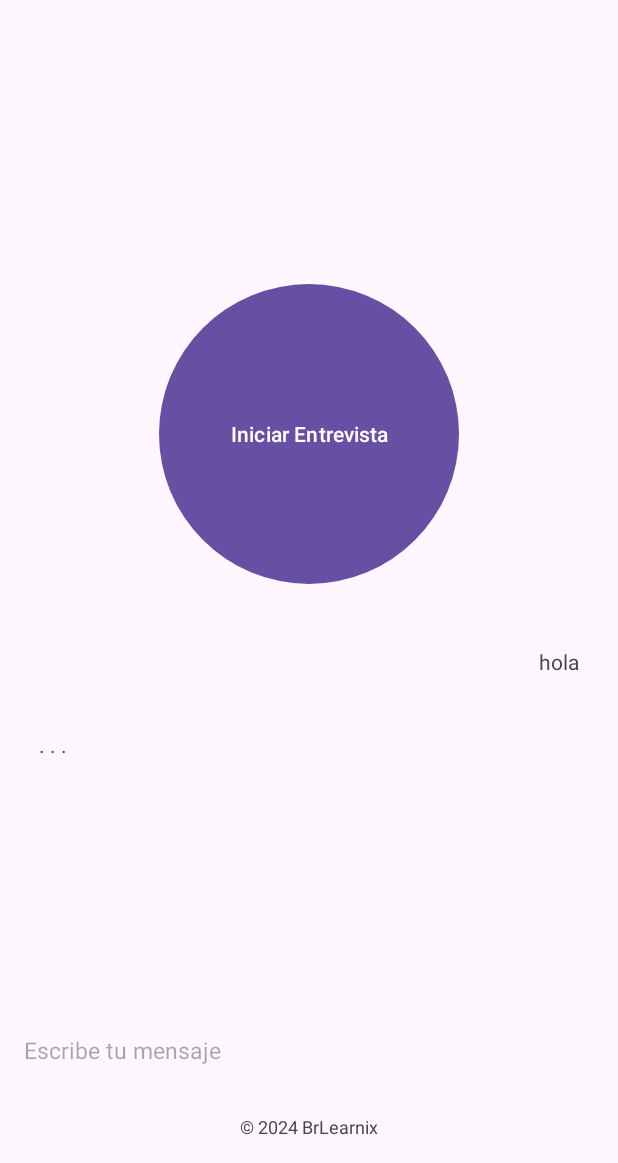
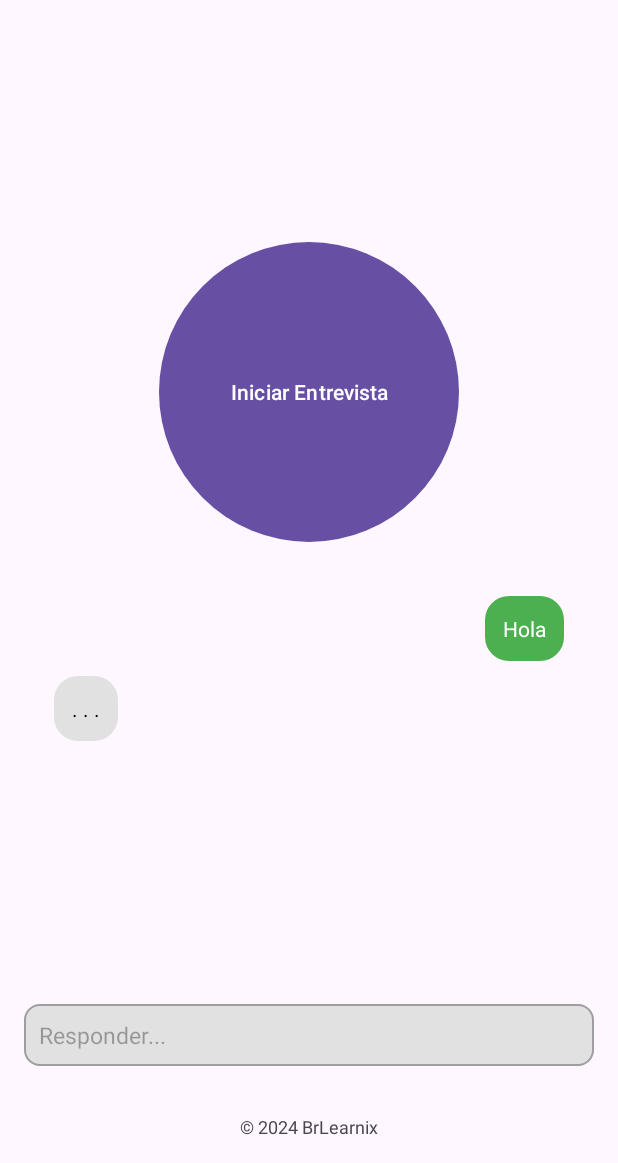
Before and after one commit to BrLearnix/Synthia, an Android app: the SynthiaActivity2 screen opened directly, with no data from a screen before it, on a phone screen of 412 x 824 dp, the part 73-1236 px from its top. Run offline under Robolectric (Android 15) with nearby library versions, the phone set to English and light mode, and no system bars.

Commit message:
mejeora del interface de Synthia

```diff
--- a/app/src/main/java/com/example/synthia/SynthiaActivity2.kt
+++ b/app/src/main/java/com/example/synthia/SynthiaActivity2.kt
@@ -31,6 +31,7 @@ class SynthiaActivity2 : AppCompatActivity(), TextToSpeech.OnInitListener {
         .build()
     private lateinit var sendButton: Button
     private lateinit var messageInput: EditText
+    private lateinit var requestText: TextView
     private lateinit var responseText: TextView
     private lateinit var voiceButton: Button
     private lateinit var textToSpeech: TextToSpeech
@@ -38,6 +39,7 @@ class SynthiaActivity2 : AppCompatActivity(), TextToSpeech.OnInitListener {
         super.onCreate(savedInstanceState)
         setContentView(R.layout.activity_synthia2)
         messageInput = findViewById(R.id.messageInput)
+        requestText = findViewById(R.id.requestText)
         responseText = findViewById(R.id.responseText)
         voiceButton = findViewById(R.id.voiceButton)
         // Inicializar TextToSpeech
@@ -84,11 +86,13 @@ class SynthiaActivity2 : AppCompatActivity(), TextToSpeech.OnInitListener {
         if (requestCode == REQUEST_CODE_SPEECH && resultCode == RESULT_OK) {
             val recognizedText = data?.getStringArrayListExtra(RecognizerIntent.EXTRA_RESULTS)?.get(0) ?: ""
             if (recognizedText.isNotEmpty()) {
+                var requestMessage = requestText.setText(recognizedText)
                 messageInput.setText(recognizedText)
                 sendMessage(recognizedText) { response ->
                     runOnUiThread {
                         responseText.text = response
-                        speakResponse(response)
+                        var responseMesssage = speakResponse(response)
+                        messageInput.setText("")
                     }
                 }
             } else {
--- /dev/null
+++ b/app/src/main/res/drawable/chat_bubble_received.xml
@@ -0,0 +1,5 @@
+<?xml version="1.0" encoding="utf-8"?>
+<shape xmlns:android="http://schemas.android.com/apk/res/android">
+    <solid android:color="#E1E1E1"/> <!-- Color de fondo del mensaje recibido -->
+    <corners android:radius="16dp"/> <!-- Bordes redondeados -->
+</shape>
--- /dev/null
+++ b/app/src/main/res/drawable/chat_bubble_sent.xml
@@ -0,0 +1,5 @@
+<?xml version="1.0" encoding="utf-8"?>
+<shape xmlns:android="http://schemas.android.com/apk/res/android">
+    <solid android:color="#4CAF50"/> <!-- Color de fondo del mensaje enviado -->
+    <corners android:radius="16dp"/> <!-- Bordes redondeados -->
+</shape>
--- /dev/null
+++ b/app/src/main/res/drawable/edit_text_border.xml
@@ -0,0 +1,8 @@
+<?xml version="1.0" encoding="utf-8"?>
+<shape xmlns:android="http://schemas.android.com/apk/res/android">
+    <solid android:color="#E1E1E1"/> <!-- Color de fondo gris claro -->
+    <corners android:radius="10dp"/> <!-- Bordes redondeados -->
+    <stroke
+        android:color="#9E9E9E"
+    android:width="1dp"/>
+</shape>
--- a/app/src/main/res/layout/activity_synthia2.xml
+++ b/app/src/main/res/layout/activity_synthia2.xml
@@ -21,8 +21,6 @@
         android:layout_height="0dp"
         android:layout_weight="1" /> <!-- Esto empuja los elementos hacia arriba y abajo -->
 
-
-
     <!-- Botón centrado -->
     <Button
         android:id="@+id/voiceButton"
@@ -36,30 +34,53 @@
         android:padding="12dp"
         android:layout_marginBottom="16dp"/>
 
+
+
+    <ScrollView
+        android:layout_width="match_parent"
+        android:layout_height="wrap_content"
+        android:id="@+id/scrollView"
+        android:padding="10dp">
+
         <LinearLayout
             android:layout_width="match_parent"
             android:layout_height="wrap_content"
+            android:id="@+id/chatLayout"
             android:orientation="vertical"
-        android:layout_margin="10dp"
-        android:gravity="end">
+            android:gravity="end"
+            android:layout_margin="10dp">
 
+            <!-- Ejemplo de un mensaje de usuario (burbuja enviada) -->
             <TextView
                 android:id="@+id/requestText"
-            android:layout_width="270dp"
+                android:layout_width="wrap_content"
                 android:layout_height="wrap_content"
-            android:text="hola"
+                android:text="Hola"
                 android:paddingTop="16dp"
-            android:gravity="end"/>
-    </LinearLayout>
+                android:gravity="end"
+                android:background="@drawable/chat_bubble_sent"
+                android:padding="12dp"
+                android:textColor="#FFFFFF"
+                android:maxWidth="270dp"
+                android:layout_marginBottom="10dp"/>
 
+            <!-- Ejemplo de una respuesta del bot (burbuja recibida) -->
             <TextView
                 android:id="@+id/responseText"
-        android:layout_width="270dp"
+                android:layout_width="wrap_content"
                 android:layout_height="wrap_content"
                 android:text=". . ."
-        android:layout_margin="10dp"
                 android:paddingTop="16dp"
-        android:gravity="start"/>
+                android:gravity="start"
+                android:layout_gravity="start"
+                android:background="@drawable/chat_bubble_received"
+                android:padding="12dp"
+                android:textColor="#000000"
+                android:maxWidth="270dp"
+                android:layout_marginBottom="10dp"/>
+
+        </LinearLayout>
+    </ScrollView>
 
 
     <View
@@ -67,6 +88,7 @@
         android:layout_height="0dp"
         android:layout_weight="1" />
 
+    <!-- Campo de entrada de texto -->
     <LinearLayout
         android:layout_width="match_parent"
         android:layout_height="wrap_content"
@@ -75,13 +97,19 @@
 
         <EditText
             android:id="@+id/messageInput"
-            android:layout_width="270dp"
+            android:layout_width="match_parent"
             android:layout_height="wrap_content"
             android:layout_marginBottom="16dp"
-            android:background="@android:color/transparent"
+            android:background="@drawable/edit_text_border"
             android:gravity="start"
-            android:hint="Escribe tu mensaje"
-            android:textSize="15sp" />
+            android:hint="Responder..."
+            android:textSize="15sp"
+            android:paddingStart="10dp"
+            android:paddingEnd="10dp"
+            android:paddingTop="10dp"
+            android:paddingBottom="10dp"
+            android:inputType="text" />
+
     </LinearLayout>
 
     <!-- Pie de página -->
```
Lines whose indentation alone changed are shown as unchanged.
